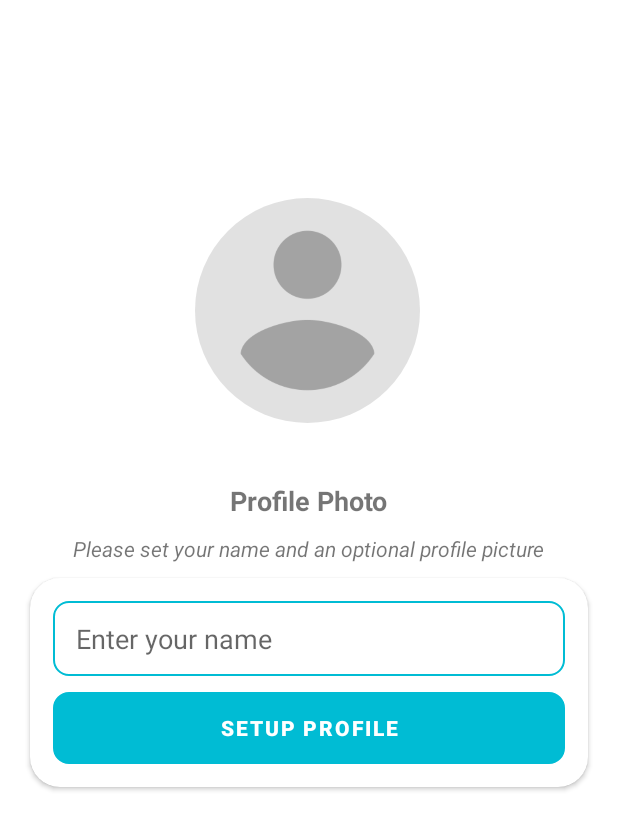
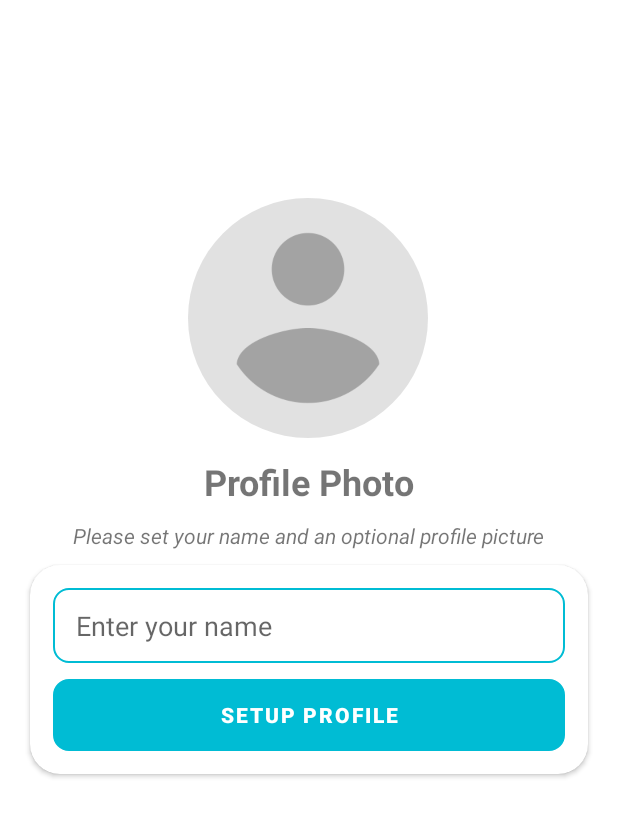
Before and after one commit to Deepakkumar-4/ComingMsgs, an Android app: the ProfileSetupActivity screen opened directly, with no data from a screen before it, on a phone screen of 412 x 824 dp. Shown: the top 830 px of the screen. Run offline under Robolectric (Android 15) with nearby library versions, the phone set to English and light mode, and no system bars; our stand-ins replace CircleImageView, Firebase (no records; nobody signed in at launch, a user with empty details on screens opened directly).

Commit message:
profile picture resized,input type for name changed ,textview size increased

```diff
--- a/app/src/main/java/com/comingmsgs/VerificationActivity.java
+++ b/app/src/main/java/com/comingmsgs/VerificationActivity.java
@@ -95,6 +95,9 @@ public class VerificationActivity extends AppCompatActivity {
                                             Intent intent = new Intent(VerificationActivity.this,ProfileSetupActivity.class);
                                             intent.setFlags( Intent.FLAG_ACTIVITY_NEW_TASK|Intent.FLAG_ACTIVITY_CLEAR_TASK);
                                             startActivity(intent);
+                                            finishAffinity();
+                                            // finish just finish the activity that is currently running
+                                            // but finishAffinity finish all activity that are opened previously
 
                                         }else
                                         {
--- a/app/src/main/res/layout/activity_profile_setup.xml
+++ b/app/src/main/res/layout/activity_profile_setup.xml
@@ -8,8 +8,8 @@
 
     <de.hdodenhof.circleimageview.CircleImageView
         android:id="@+id/profilepic"
-        android:layout_width="150dp"
-        android:layout_height="150dp"
+        android:layout_width="160dp"
+        android:layout_height="160dp"
         android:layout_marginTop="132dp"
         android:src="@drawable/avatar"
         app:layout_constraintEnd_toEndOf="parent"
@@ -22,13 +22,13 @@
         android:layout_width="wrap_content"
         android:layout_height="wrap_content"
         android:text="Profile Photo"
-        android:textSize="18sp"
+        android:textSize="24sp"
         android:textStyle="bold"
         app:layout_constraintBottom_toBottomOf="parent"
         app:layout_constraintEnd_toEndOf="parent"
         app:layout_constraintStart_toStartOf="parent"
         app:layout_constraintTop_toBottomOf="@+id/profilepic"
-        app:layout_constraintVertical_bias="0.076" />
+        app:layout_constraintVertical_bias="0.025" />
 
     <TextView
         android:id="@+id/textView2"
@@ -76,8 +76,6 @@
                     android:layout_marginTop="0dp"
                     android:background="@drawable/phone_number_button"
                     android:hint="Enter your name"
-                    android:importantForAutofill="no"
-                    android:inputType="number"
                     android:paddingLeft="15dp"
                     tools:ignore="TouchTargetSizeCheck,TouchTargetSizeCheck,TouchTargetSizeCheck,TouchTargetSizeCheck,TouchTargetSizeCheck" />
 
```
